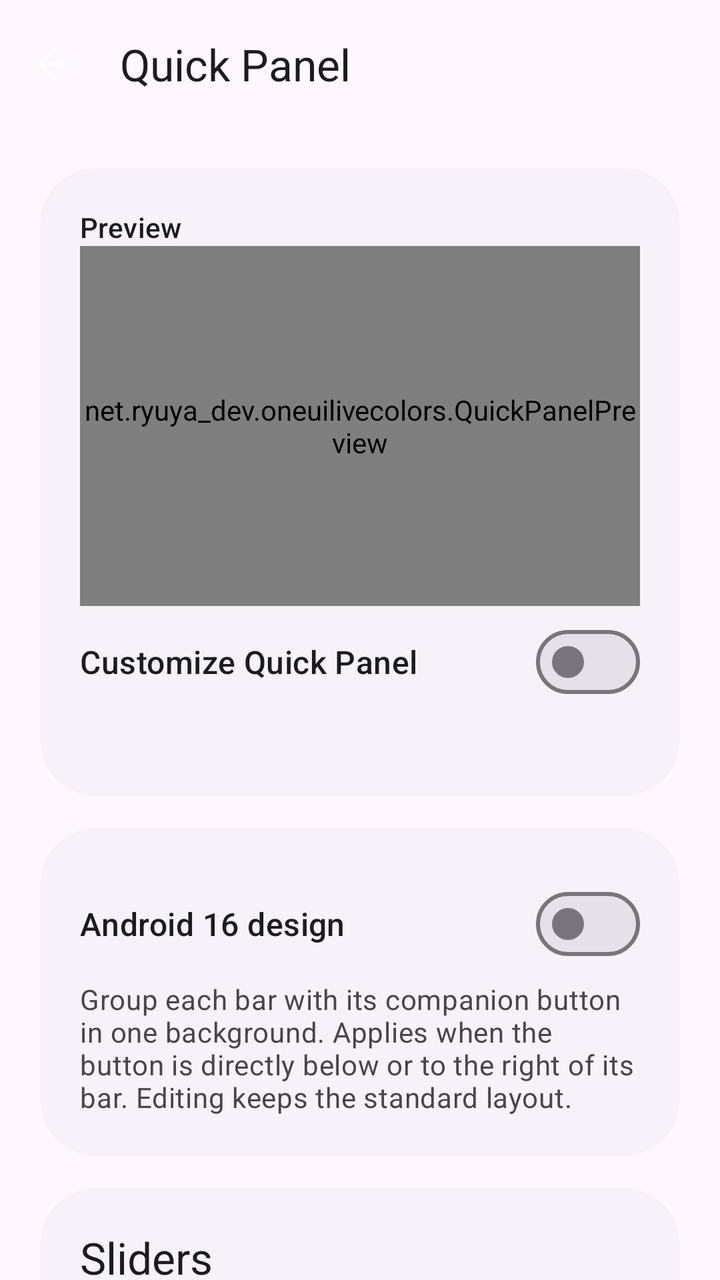
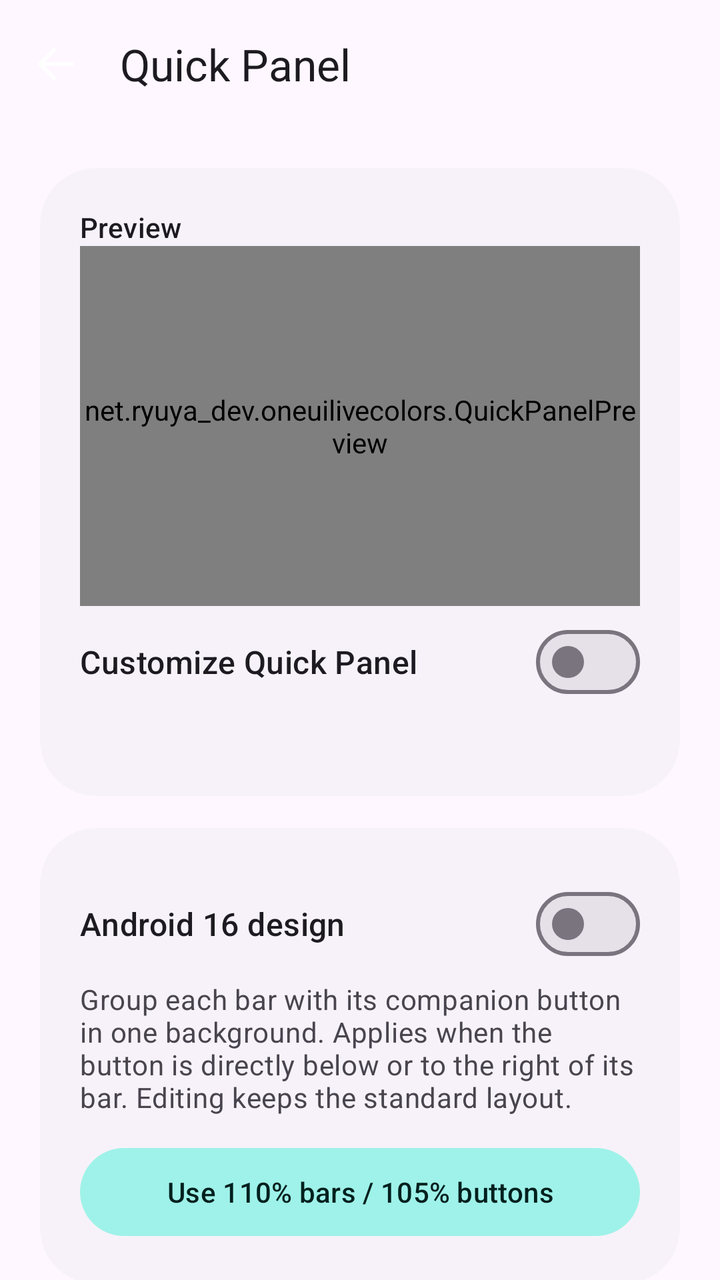

An Android layout rendered at two revisions. The XML below is the earlier revision; the diff shows what the commit changed to produce the second picture.
<!-- AndroidManifest.xml: application theme Theme.OneUiLiveColors -->
<!-- res/layout/activity_quick_panel.xml -->
<?xml version="1.0" encoding="utf-8"?>
<LinearLayout
  xmlns:android="http://schemas.android.com/apk/res/android"
  xmlns:app="http://schemas.android.com/apk/res-auto"
  android:id="@+id/qs_root"
  android:layout_width="match_parent"
  android:layout_height="match_parent"
  android:orientation="vertical"
  android:background="?attr/colorSurface" >
  <com.google.android.material.appbar.MaterialToolbar
    android:id="@+id/qs_toolbar"
    android:layout_width="match_parent"
    android:layout_height="?attr/actionBarSize"
    app:title="@string/qs_title"
    app:navigationIcon="@drawable/ic_back"
    app:navigationContentDescription="@string/back" />
  <androidx.core.widget.NestedScrollView
    android:layout_width="match_parent"
    android:layout_height="0dp"
    android:layout_weight="1"
    android:fillViewport="true" >
    <LinearLayout
      android:layout_width="match_parent"
      android:layout_height="wrap_content"
      android:orientation="vertical"
      android:padding="20dp" >
      <com.google.android.material.card.MaterialCardView
        android:layout_width="match_parent"
        android:layout_height="wrap_content"
        android:layout_marginBottom="16dp"
        app:cardCornerRadius="28dp"
        app:strokeWidth="0dp"
        app:cardBackgroundColor="?attr/colorSurfaceContainerLow" >
        <LinearLayout
          android:layout_width="match_parent"
          android:layout_height="wrap_content"
          android:orientation="vertical"
          android:padding="20dp" >
          <TextView
            android:layout_width="match_parent"
            android:layout_height="wrap_content"
            android:text="@string/qs_preview_label"
            android:textAppearance="@style/TextAppearance.Material3.LabelLarge" />
          <net.ryuya_dev.oneuilivecolors.QuickPanelPreview
            android:id="@+id/qs_preview"
            android:layout_width="match_parent"
            android:layout_height="180dp" />
          <com.google.android.material.materialswitch.MaterialSwitch
            android:id="@+id/qs_enabled"
            android:layout_width="match_parent"
            android:layout_height="wrap_content"
            android:minHeight="56dp"
            android:text="@string/qs_enable"
            android:textAppearance="@style/TextAppearance.Material3.TitleMedium" />
          <TextView
            android:id="@+id/qs_status"
            android:layout_width="match_parent"
            android:layout_height="wrap_content"
            android:textAppearance="@style/TextAppearance.Material3.BodyMedium"
            android:textColor="?attr/colorOnSurfaceVariant" />
        </LinearLayout>
      </com.google.android.material.card.MaterialCardView>
      <com.google.android.material.card.MaterialCardView
        android:layout_width="match_parent"
        android:layout_height="wrap_content"
        android:layout_marginBottom="16dp"
        app:cardCornerRadius="28dp"
        app:strokeWidth="0dp"
        app:cardBackgroundColor="?attr/colorSurfaceContainerLow" >
        <LinearLayout
          android:layout_width="match_parent"
          android:layout_height="wrap_content"
          android:orientation="vertical"
          android:padding="20dp" >
          <com.google.android.material.materialswitch.MaterialSwitch
            android:id="@+id/qs_legacy_design"
            android:layout_width="match_parent"
            android:layout_height="wrap_content"
            android:minHeight="56dp"
            android:text="@string/qs_legacy_design"
            android:textAppearance="@style/TextAppearance.Material3.TitleMedium" />
          <TextView
            android:layout_width="match_parent"
            android:layout_height="wrap_content"
            android:text="@string/qs_legacy_note"
            android:textColor="?attr/colorOnSurfaceVariant"
            android:textAppearance="@style/TextAppearance.Material3.BodyMedium" />
        </LinearLayout>
      </com.google.android.material.card.MaterialCardView>
      <com.google.android.material.card.MaterialCardView
        android:layout_width="match_parent"
        android:layout_height="wrap_content"
        android:layout_marginBottom="16dp"
        app:cardCornerRadius="28dp"
        app:strokeWidth="0dp"
        app:cardBackgroundColor="?attr/colorSurfaceContainerLow" >
        <LinearLayout
          android:layout_width="match_parent"
          android:layout_height="wrap_content"
          android:orientation="vertical"
          android:padding="20dp" >
          <TextView
            android:layout_width="match_parent"
            android:layout_height="wrap_content"
            android:text="@string/qs_bars"
            android:textAppearance="@style/TextAppearance.Material3.TitleLarge"
            android:layout_marginBottom="16dp" />
          <LinearLayout
            android:layout_width="match_parent"
            android:layout_height="wrap_content"
            android:orientation="horizontal"
            android:gravity="center_vertical"
            android:layout_marginTop="8dp" >
            <TextView
              android:layout_width="0dp"
              android:layout_weight="1"
              android:layout_height="wrap_content"
              android:text="@string/qs_brightness_label"
              android:labelFor="@id/qs_brightness"
              android:textAppearance="@style/TextAppearance.Material3.BodyLarge" />
            <TextView
              android:id="@+id/qs_brightness_value"
              android:layout_width="wrap_content"
              android:layout_height="wrap_content"
              android:textAppearance="@style/TextAppearance.Material3.TitleMedium"
              android:textColor="?attr/colorPrimary" />
          </LinearLayout>
          <com.google.android.material.slider.Slider
            android:id="@+id/qs_brightness"
            android:layout_width="match_parent"
            android:layout_height="wrap_content"
            android:contentDescription="@string/qs_brightness_label"
            android:valueFrom="50"
            android:valueTo="120"
            android:stepSize="5"
            android:value="100" />
          <LinearLayout
            android:layout_width="match_parent"
            android:layout_height="wrap_content"
            android:orientation="horizontal"
            android:gravity="center_vertical"
            android:layout_marginTop="8dp" >
            <TextView
              android:layout_width="0dp"
              android:layout_weight="1"
              android:layout_height="wrap_content"
              android:text="@string/qs_volume_label"
              android:labelFor="@id/qs_volume"
              android:textAppearance="@style/TextAppearance.Material3.BodyLarge" />
            <TextView
              android:id="@+id/qs_volume_value"
              android:layout_width="wrap_content"
              android:layout_height="wrap_content"
              android:textAppearance="@style/TextAppearance.Material3.TitleMedium"
              android:textColor="?attr/colorPrimary" />
          </LinearLayout>
          <com.google.android.material.slider.Slider
            android:id="@+id/qs_volume"
            android:layout_width="match_parent"
            android:layout_height="wrap_content"
            android:contentDescription="@string/qs_volume_label"
            android:valueFrom="50"
            android:valueTo="120"
            android:stepSize="5"
            android:value="100" />
        </LinearLayout>
      </com.google.android.material.card.MaterialCardView>
      <com.google.android.material.card.MaterialCardView
        android:layout_width="match_parent"
        android:layout_height="wrap_content"
        android:layout_marginBottom="16dp"
        app:cardCornerRadius="28dp"
        app:strokeWidth="0dp"
        app:cardBackgroundColor="?attr/colorSurfaceContainerLow" >
        <LinearLayout
          android:layout_width="match_parent"
          android:layout_height="wrap_content"
          android:orientation="vertical"
          android:padding="20dp" >
          <TextView
            android:layout_width="match_parent"
            android:layout_height="wrap_content"
            android:text="@string/qs_buttons"
            android:textAppearance="@style/TextAppearance.Material3.TitleLarge"
            android:layout_marginBottom="16dp" />
          <LinearLayout
            android:layout_width="match_parent"
            android:layout_height="wrap_content"
            android:orientation="horizontal"
            android:gravity="center_vertical"
            android:layout_marginTop="8dp" >
            <TextView
              android:layout_width="0dp"
              android:layout_weight="1"
              android:layout_height="wrap_content"
              android:text="@string/qs_dark_label"
              android:labelFor="@id/qs_dark"
              android:textAppearance="@style/TextAppearance.Material3.BodyLarge" />
            <TextView
              android:id="@+id/qs_dark_value"
              android:layout_width="wrap_content"
              android:layout_height="wrap_content"
              android:textAppearance="@style/TextAppearance.Material3.TitleMedium"
              android:textColor="?attr/colorPrimary" />
          </LinearLayout>
          <com.google.android.material.slider.Slider
            android:id="@+id/qs_dark"
            android:layout_width="match_parent"
            android:layout_height="wrap_content"
            android:contentDescription="@string/qs_dark_label"
            android:valueFrom="50"
            android:valueTo="120"
            android:stepSize="5"
            android:value="100" />
          <LinearLayout
            android:layout_width="match_parent"
            android:layout_height="wrap_content"
            android:orientation="horizontal"
            android:gravity="center_vertical"
            android:layout_marginTop="8dp" >
            <TextView
              android:layout_width="0dp"
              android:layout_weight="1"
              android:layout_height="wrap_content"
              android:text="@string/qs_sound_label"
              android:labelFor="@id/qs_sound"
              android:textAppearance="@style/TextAppearance.Material3.BodyLarge" />
            <TextView
              android:id="@+id/qs_sound_value"
              android:layout_width="wrap_content"
              android:layout_height="wrap_content"
              android:textAppearance="@style/TextAppearance.Material3.TitleMedium"
              android:textColor="?attr/colorPrimary" />
          </LinearLayout>
          <com.google.android.material.slider.Slider
            android:id="@+id/qs_sound"
            android:layout_width="match_parent"
            android:layout_height="wrap_content"
            android:contentDescription="@string/qs_sound_label"
            android:valueFrom="50"
            android:valueTo="120"
            android:stepSize="5"
            android:value="100" />
        </LinearLayout>
      </com.google.android.material.card.MaterialCardView>
      <com.google.android.material.button.MaterialButton
        android:id="@+id/qs_reset"
        android:layout_width="match_parent"
        android:layout_height="wrap_content"
        android:minHeight="52dp"
        android:text="@string/qs_reset_label"
        style="@style/Widget.Material3.Button.TonalButton" />
      <TextView
        android:layout_width="match_parent"
        android:layout_height="wrap_content"
        android:layout_marginTop="16dp"
        android:text="@string/qs_note"
        android:textAppearance="@style/TextAppearance.Material3.BodyMedium"
        android:textColor="?attr/colorOnSurfaceVariant" />
      <TextView
        android:layout_width="match_parent"
        android:layout_height="wrap_content"
        android:layout_marginTop="8dp"
        android:text="@string/qs_scope_note"
        android:textAppearance="@style/TextAppearance.Material3.BodyMedium"
        android:textColor="?attr/colorOnSurfaceVariant" />
    </LinearLayout>
  </androidx.core.widget.NestedScrollView>
</LinearLayout>
<!-- resources referenced by this layout -->
<resources>
  <!-- drawable ic_back (drawable) -->
  <vector xmlns:android="http://schemas.android.com/apk/res/android" android:width="24dp" android:height="24dp" android:viewportWidth="24" android:viewportHeight="24"><path android:pathData="M20,12H4M4,12l7,-7M4,12l7,7" android:fillColor="#00000000" android:strokeColor="#FFFFFFFF" android:strokeWidth="1.8" android:strokeLineCap="round" android:strokeLineJoin="round" /></vector>
  <string name="back">Back</string>
  <string name="qs_bars">Sliders</string>
  <string name="qs_brightness_label">Brightness bar thickness</string>
  <string name="qs_buttons">Buttons</string>
  <string name="qs_dark_label">Dark / light mode button</string>
  <string name="qs_enable">Customize Quick Panel</string>
  <string name="qs_legacy_design">Android 16 design</string>
  <string name="qs_legacy_note">Group each bar with its companion button in one background. Applies when the button is directly below or to the right of its bar. Editing keeps the standard layout.</string>
  <string name="qs_note">Changes apply when you reopen Quick Panel. 100% is the selected design’s standard size. Device brightness and volume stay unchanged.</string>
  <string name="qs_preview_label">Preview</string>
  <string name="qs_reset_label">Restore standard sizes</string>
  <string name="qs_scope_note">Quick Panel settings follow the main and System UI switches.</string>
  <string name="qs_sound_label">Sound mode button</string>
  <string name="qs_title">Quick Panel</string>
  <string name="qs_volume_label">Volume bar thickness</string>
  <style name="Theme.OneUiLiveColors" parent="Theme.Material3.DayNight.NoActionBar">
          <item name="colorPrimary">#5755D9</item>
          <item name="colorOnPrimary">#FFFFFF</item>
          <item name="colorPrimaryContainer">#E4DFFF</item>
          <item name="colorOnPrimaryContainer">#19105A</item>
          <item name="android:windowLightStatusBar">true</item>
          <item name="android:windowLightNavigationBar">true</item>
          <item name="android:statusBarColor">@android:color/transparent</item>
          <item name="android:navigationBarColor">@android:color/transparent</item>
          <item name="colorSecondary">#006C68</item>
          <item name="colorOnSecondary">#FFFFFF</item>
          <item name="colorSecondaryContainer">#9FF2E9</item>
          <item name="colorOnSecondaryContainer">#00201E</item>
      </style>
</resources>

<!-- the commit's change to res/layout/activity_quick_panel.xml (unified diff, before → after) -->
@@ -85,6 +85,14 @@
             android:text="@string/qs_legacy_note"
             android:textColor="?attr/colorOnSurfaceVariant"
             android:textAppearance="@style/TextAppearance.Material3.BodyMedium" />
+          <com.google.android.material.button.MaterialButton
+            android:id="@+id/qs_legacy_preset"
+            android:layout_width="match_parent"
+            android:layout_height="wrap_content"
+            android:layout_marginTop="12dp"
+            android:minHeight="52dp"
+            android:text="@string/qs_legacy_preset"
+            style="@style/Widget.Material3.Button.TonalButton" />
         </LinearLayout>
       </com.google.android.material.card.MaterialCardView>
       <com.google.android.material.card.MaterialCardView
@@ -130,8 +138,8 @@
             android:layout_width="match_parent"
             android:layout_height="wrap_content"
             android:contentDescription="@string/qs_brightness_label"
-            android:valueFrom="50"
-            android:valueTo="120"
+            android:valueFrom="25"
+            android:valueTo="200"
             android:stepSize="5"
             android:value="100" />
           <LinearLayout
@@ -159,8 +167,8 @@
             android:layout_width="match_parent"
             android:layout_height="wrap_content"
             android:contentDescription="@string/qs_volume_label"
-            android:valueFrom="50"
-            android:valueTo="120"
+            android:valueFrom="25"
+            android:valueTo="200"
             android:stepSize="5"
             android:value="100" />
         </LinearLayout>
@@ -208,8 +216,8 @@
             android:layout_width="match_parent"
             android:layout_height="wrap_content"
             android:contentDescription="@string/qs_dark_label"
-            android:valueFrom="50"
-            android:valueTo="120"
+            android:valueFrom="25"
+            android:valueTo="200"
             android:stepSize="5"
             android:value="100" />
           <LinearLayout
@@ -237,8 +245,8 @@
             android:layout_width="match_parent"
             android:layout_height="wrap_content"
             android:contentDescription="@string/qs_sound_label"
-            android:valueFrom="50"
-            android:valueTo="120"
+            android:valueFrom="25"
+            android:valueTo="200"
             android:stepSize="5"
             android:value="100" />
         </LinearLayout>
<!-- resource entries referenced after the edit -->
@@ -10,7 +10,8 @@
   <string name="qs_enable">Customize Quick Panel</string>
   <string name="qs_legacy_design">Android 16 design</string>
   <string name="qs_legacy_note">Group each bar with its companion button in one background. Applies when the button is directly below or to the right of its bar. Editing keeps the standard layout.</string>
-  <string name="qs_note">Changes apply when you reopen Quick Panel. 100% is the selected design’s standard size. Device brightness and volume stay unchanged.</string>
+  <string name="qs_legacy_preset" formatted="false">Use 110% bars / 105% buttons</string>
+  <string name="qs_note" formatted="false">Reopen Quick Panel to apply. Adjust from 25% to 200%; 100% is the selected design’s standard size. Device brightness and volume stay unchanged. Larger sizes may overlap nearby controls or be clipped.</string>
   <string name="qs_preview_label">Preview</string>
   <string name="qs_reset_label">Restore standard sizes</string>
   <string name="qs_scope_note">Quick Panel settings follow the main and System UI switches.</string>
